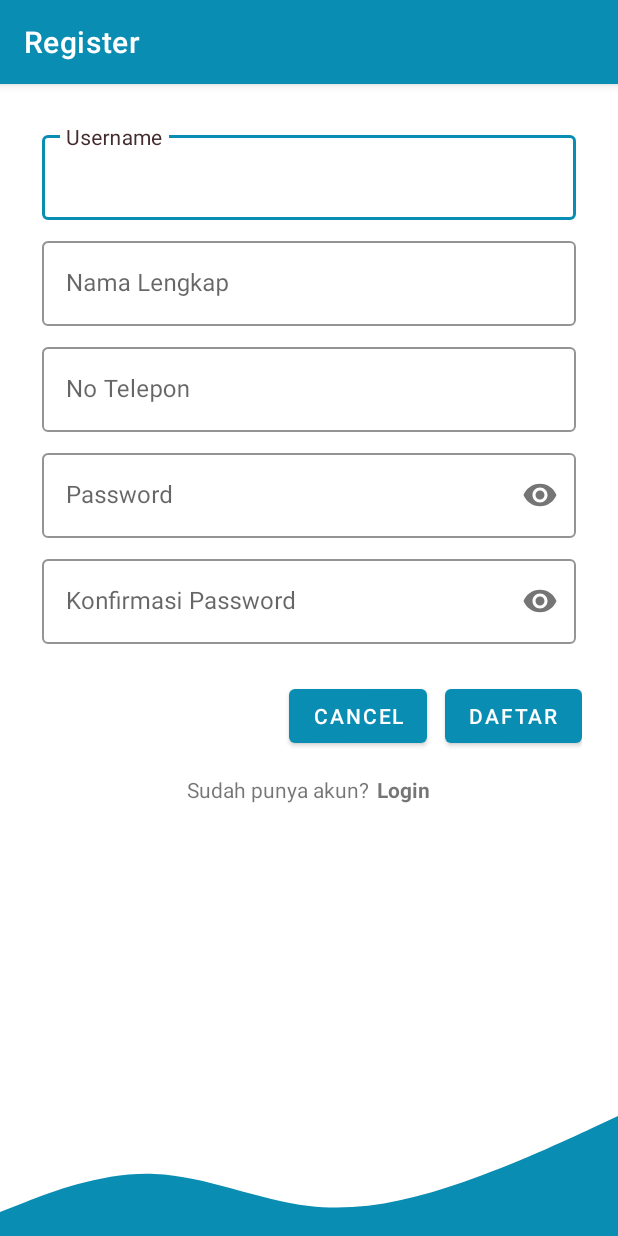
After one commit to DewiKaniaaa/posyandu2, an Android app: the RegisterActivity screen opened directly, with no data from a screen before it, on a phone screen of 412 x 824 dp. The commit adds this screen. Run offline under Robolectric (Android 15) with nearby library versions, the phone set to English and light mode, and no system bars.

Commit message:
update tambah halaman register

```diff
--- a/app/src/main/AndroidManifest.xml
+++ b/app/src/main/AndroidManifest.xml
@@ -9,6 +9,9 @@
         android:roundIcon="@mipmap/ic_launcher_round"
         android:supportsRtl="true"
         android:theme="@style/Theme.Posyandu">
+        <activity
+            android:name=".RegisterActivity"
+            android:exported="false" />
         <activity
             android:name=".LoginActivity"
             android:exported="false" />
@@ -24,7 +27,7 @@
         <activity
             android:name=".MainActivity"
             android:exported="false"
-            android:label="Posyandu Cempaka II"></activity>
+            android:label="Posyandu Cempaka II" />
     </application>
 
 </manifest>
--- a/app/src/main/java/com/example/posyandu/LoginActivity.java
+++ b/app/src/main/java/com/example/posyandu/LoginActivity.java
@@ -2,14 +2,38 @@ package com.example.posyandu;
 
 import androidx.appcompat.app.AppCompatActivity;
 
+import android.content.Intent;
 import android.os.Bundle;
+import android.view.View;
+import android.widget.Button;
+import android.widget.TextView;
 
 public class LoginActivity extends AppCompatActivity {
+
+    Button loginButton;
+    TextView tvDaftar;
 
     @Override
     protected void onCreate(Bundle savedInstanceState) {
         super.onCreate(savedInstanceState);
         setContentView(R.layout.activity_login);
         this.getSupportActionBar().hide();
+
+        loginButton = findViewById(R.id.btn_masuk);
+        tvDaftar = findViewById(R.id.tv_daftar);
+
+        tvDaftar.setOnClickListener(new View.OnClickListener() {
+            @Override
+            public void onClick(View view) {
+                startActivity(new Intent(LoginActivity.this, RegisterActivity.class));
+            }
+        });
+        loginButton.setOnClickListener(new View.OnClickListener() {
+            @Override
+            public void onClick(View view) {
+                startActivity(new Intent(LoginActivity.this, MainActivity.class));
+                finish();
+            }
+        });
     }
 }
--- /dev/null
+++ b/app/src/main/java/com/example/posyandu/RegisterActivity.java
@@ -0,0 +1,39 @@
+package com.example.posyandu;
+
+import androidx.appcompat.app.AppCompatActivity;
+import androidx.appcompat.widget.Toolbar;
+
+import android.os.Bundle;
+import android.view.View;
+import android.widget.Button;
+import android.widget.TextView;
+
+public class RegisterActivity extends AppCompatActivity {
+
+    Button btnCancel, btnDaftar;
+    TextView tvLogin;
+
+    @Override
+    protected void onCreate(Bundle savedInstanceState) {
+        super.onCreate(savedInstanceState);
+        setContentView(R.layout.activity_register);
+
+        getSupportActionBar().setTitle("Register");
+        btnCancel = findViewById(R.id.btn_cancel);
+        btnDaftar = findViewById(R.id.btn_daftar);
+        tvLogin = findViewById(R.id.tv_login);
+
+        btnCancel.setOnClickListener(new View.OnClickListener() {
+            @Override
+            public void onClick(View view) {
+                finish();
+            }
+        });
+        tvLogin.setOnClickListener(new View.OnClickListener() {
+            @Override
+            public void onClick(View view) {
+                finish();
+            }
+        });
+    }
+}
--- /dev/null
+++ b/app/src/main/res/drawable/ic_back.xml
@@ -0,0 +1,5 @@
+<vector android:height="24dp" android:tint="#FFFFFF"
+    android:viewportHeight="24" android:viewportWidth="24"
+    android:width="24dp" xmlns:android="http://schemas.android.com/apk/res/android">
+    <path android:fillColor="@android:color/white" android:pathData="M11.67,3.87L9.9,2.1 0,12l9.9,9.9 1.77,-1.77L3.54,12z"/>
+</vector>
--- a/app/src/main/res/layout/activity_login.xml
+++ b/app/src/main/res/layout/activity_login.xml
@@ -50,7 +50,8 @@
             android:layout_width="match_parent"
             android:layout_height="wrap_content"
             android:layout_margin="4dp"
-            android:hint="Password">
+            android:hint="Password"
+            app:passwordToggleEnabled="true">
             <com.google.android.material.textfield.TextInputEditText
                 android:id="@+id/et_password"
                 android:layout_width="match_parent"
--- /dev/null
+++ b/app/src/main/res/layout/activity_register.xml
@@ -0,0 +1,131 @@
+<?xml version="1.0" encoding="utf-8"?>
+<RelativeLayout xmlns:android="http://schemas.android.com/apk/res/android"
+    xmlns:app="http://schemas.android.com/apk/res-auto"
+    xmlns:tools="http://schemas.android.com/tools"
+    android:layout_width="match_parent"
+    android:layout_height="match_parent"
+    tools:context=".RegisterActivity">
+
+    <View
+    android:layout_width="match_parent"
+    android:layout_height="80dp"
+    android:background="@drawable/bg_login"
+    android:layout_alignParentBottom="true"/>
+
+    <LinearLayout
+        android:padding="24dp"
+        android:layout_width="match_parent"
+        android:layout_height="wrap_content"
+        android:orientation="vertical">
+
+        <com.google.android.material.textfield.TextInputLayout
+            style="@style/Widget.Custom.Textinputlayout"
+            android:layout_width="match_parent"
+            android:layout_height="wrap_content"
+            android:layout_margin="4dp"
+            android:hint="Username">
+            <com.google.android.material.textfield.TextInputEditText
+                android:id="@+id/et_username"
+                android:layout_width="match_parent"
+                android:layout_height="wrap_content"
+                android:inputType="text"/>
+        </com.google.android.material.textfield.TextInputLayout>
+
+        <com.google.android.material.textfield.TextInputLayout
+            style="@style/Widget.Custom.Textinputlayout"
+            android:layout_width="match_parent"
+            android:layout_height="wrap_content"
+            android:layout_margin="4dp"
+            android:hint="Nama Lengkap">
+            <com.google.android.material.textfield.TextInputEditText
+                android:id="@+id/et_nama_lengkap"
+                android:layout_width="match_parent"
+                android:layout_height="wrap_content"
+                android:inputType="text"/>
+        </com.google.android.material.textfield.TextInputLayout>
+
+        <com.google.android.material.textfield.TextInputLayout
+            style="@style/Widget.Custom.Textinputlayout"
+            android:layout_width="match_parent"
+            android:layout_height="wrap_content"
+            android:layout_margin="4dp"
+            android:hint="No Telepon">
+            <com.google.android.material.textfield.TextInputEditText
+                android:id="@+id/et_no_telepon"
+                android:layout_width="match_parent"
+                android:layout_height="wrap_content"
+                android:inputType="number"/>
+        </com.google.android.material.textfield.TextInputLayout>
+
+        <com.google.android.material.textfield.TextInputLayout
+            style="@style/Widget.Custom.Textinputlayout"
+            android:layout_width="match_parent"
+            android:layout_height="wrap_content"
+            android:layout_margin="4dp"
+            android:hint="Password"
+            app:passwordToggleEnabled="true">
+            <com.google.android.material.textfield.TextInputEditText
+                android:id="@+id/et_password"
+                android:layout_width="match_parent"
+                android:layout_height="wrap_content"
+                android:inputType="textPassword"/>
+        </com.google.android.material.textfield.TextInputLayout>
+
+        <com.google.android.material.textfield.TextInputLayout
+            style="@style/Widget.Custom.Textinputlayout"
+            android:layout_width="match_parent"
+            android:layout_height="wrap_content"
+            android:layout_margin="4dp"
+            android:hint="Konfirmasi Password"
+            app:passwordToggleEnabled="true">
+            <com.google.android.material.textfield.TextInputEditText
+                android:id="@+id/et_konfirmasi_password"
+                android:layout_width="match_parent"
+                android:layout_height="wrap_content"
+                android:inputType="textPassword"/>
+        </com.google.android.material.textfield.TextInputLayout>
+
+        <RelativeLayout
+            android:layout_width="match_parent"
+            android:layout_height="wrap_content">
+
+            <com.google.android.material.button.MaterialButton
+                android:id="@+id/btn_daftar"
+                android:layout_width="wrap_content"
+                android:layout_height="wrap_content"
+                android:text="Daftar"
+                android:layout_marginTop="20dp"
+                android:layout_alignParentRight="true"/>
+
+            <com.google.android.material.button.MaterialButton
+                android:id="@+id/btn_cancel"
+                android:layout_width="wrap_content"
+                android:layout_height="wrap_content"
+                android:layout_marginTop="20dp"
+                android:layout_marginEnd="12dp"
+                android:layout_toStartOf="@+id/btn_daftar"
+                android:text="Cancel" />
+        </RelativeLayout>
+
+        <LinearLayout
+            android:gravity="center"
+            android:layout_marginTop="15dp"
+            android:layout_width="match_parent"
+            android:layout_height="wrap_content"
+            android:orientation="horizontal">
+            <TextView
+                android:layout_width="wrap_content"
+                android:layout_height="wrap_content"
+                android:text="Sudah punya akun?"/>
+            <TextView
+                android:id="@+id/tv_login"
+                android:layout_width="wrap_content"
+                android:layout_height="wrap_content"
+                android:text="Login"
+                android:textStyle="bold"
+                android:layout_marginLeft="5dp"/>
+
+        </LinearLayout>
+    </LinearLayout>
+
+</RelativeLayout>
--- a/app/src/main/res/values/themes.xml
+++ b/app/src/main/res/values/themes.xml
@@ -23,4 +23,13 @@
     <style name="TextAppearance.Custom.TextInputLayout.HintText" parent="TextAppearance.MaterialComponents.Subtitle2">
         <item name="android:textColor">@color/text_color</item>
     </style>
+
+    <!-- Custom theme text input layout. -->
+    <style name="Widget.Custom.Button" parent="Widget.MaterialComponents.Button">
+        <item name="android:textColor">@color/text_color</item>
+        <item name="backgroundTint">@color/primary_dark</item>
+    </style>
+    <style name="Widget.Custom.Button.TextButton" parent="Widget.MaterialComponents.Button.TextButton">
+        <item name="android:textColor">@color/text_color</item>
+    </style>
 </resources>
```
